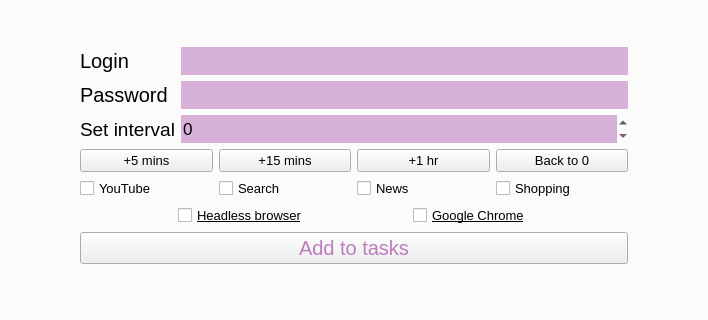
First picture: the form in gui.ui, repository hisoyem/oneclick, before the edit; both pictures show x 222 to 930 and y 105 to 425 of the 1152 by 559 pixel window.
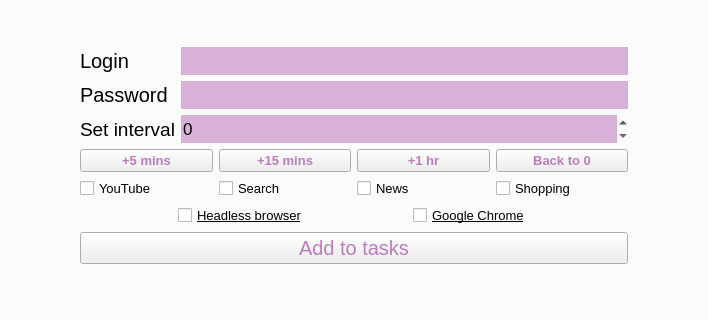
Second picture: the form after the edit. Icons and pictures are not drawn.

Commit message: +Chromedriver and smthng else

Patch:
```diff
--- a/gui.ui
+++ b/gui.ui
@@ -399,11 +399,16 @@
            <property name="font">
             <font>
              <pointsize>10</pointsize>
+                         <weight>75</weight>
+                         <bold>true</bold>
              <underline>false</underline>
              <strikeout>false</strikeout>
              <kerning>true</kerning>
             </font>
            </property>
+                 <property name="styleSheet">
+                     <string notr="true">color: rgba(128, 0, 128, 125)</string>
+                 </property>
            <property name="text">
             <string>+5 mins</string>
            </property>
@@ -414,11 +419,16 @@
            <property name="font">
             <font>
              <pointsize>10</pointsize>
+                         <weight>75</weight>
+                         <bold>true</bold>
              <underline>false</underline>
              <strikeout>false</strikeout>
              <kerning>true</kerning>
             </font>
            </property>
+                 <property name="styleSheet">
+                     <string notr="true">color: rgba(128, 0, 128, 125)</string>
+                 </property>
            <property name="text">
                <string>+15 mins</string>
            </property>
@@ -429,11 +439,16 @@
            <property name="font">
             <font>
              <pointsize>10</pointsize>
+                         <weight>75</weight>
+                         <bold>true</bold>
              <underline>false</underline>
              <strikeout>false</strikeout>
              <kerning>true</kerning>
             </font>
            </property>
+                 <property name="styleSheet">
+                     <string notr="true">color: rgba(128, 0, 128, 125)</string>
+                 </property>
            <property name="text">
             <string>+1 hr</string>
            </property>
@@ -444,11 +459,16 @@
                     <property name="font">
                         <font>
                             <pointsize>10</pointsize>
+                            <weight>75</weight>
+                            <bold>true</bold>
                             <underline>false</underline>
                             <strikeout>false</strikeout>
                             <kerning>true</kerning>
                         </font>
                     </property>
+                    <property name="styleSheet">
+                        <string notr="true">color: rgba(128, 0, 128, 125)</string>
+                    </property>
                     <property name="text">
                         <string>Back to 0</string>
                     </property>
```
Lines whose indentation alone changed are shown as unchanged. The commit also changes 2 other files.
